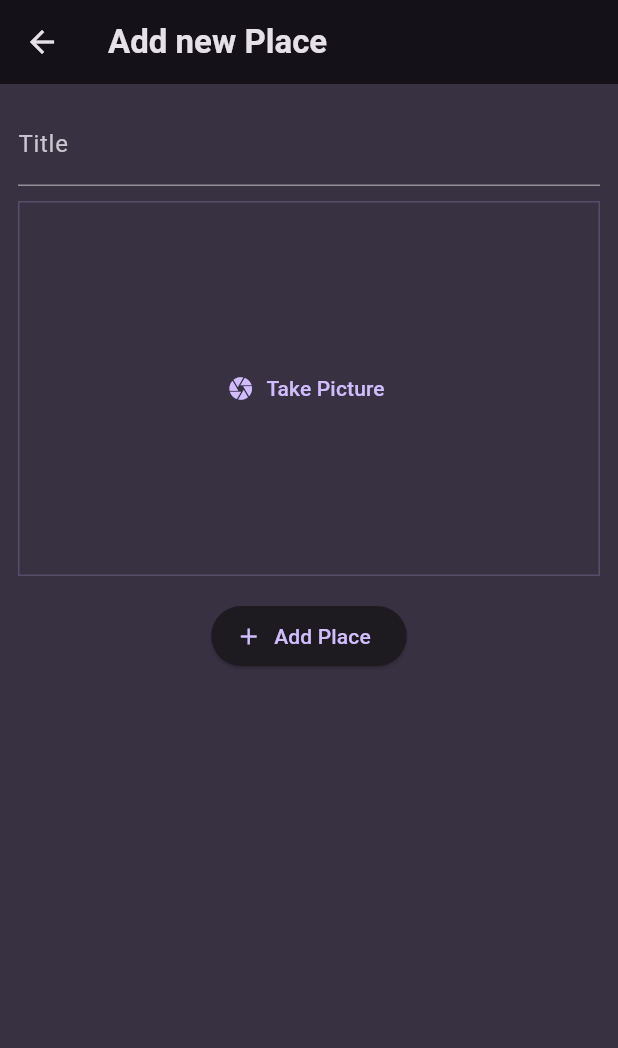
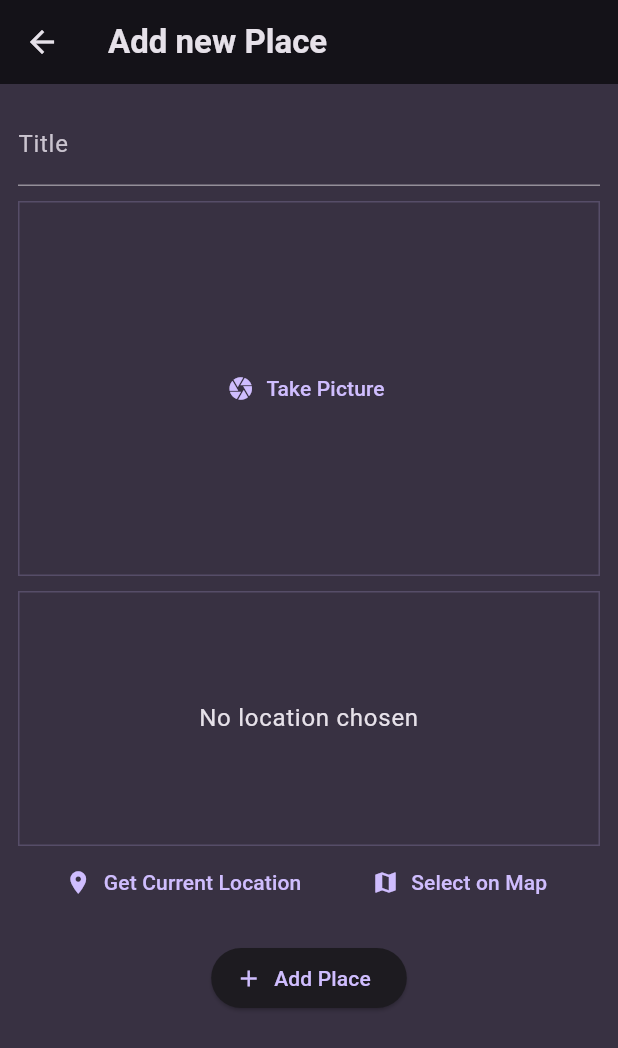
Before and after one commit to Junaidchohan/Favorite-Places-App-, a Flutter app: the screen it shows after launch, after a tap on the "add" icon, on a phone screen of 412 x 824 dp. Shown: the top 1048 px of the screen. Run offline on Flutter 3.47's test engine with Material 3 defaults, Android fonts, the phone set to English and light mode, and no system bars; our stand-ins replace flutter_riverpod, google_fonts, image_picker, location.

Commit message:
Updating place.dart model

```diff
--- a/lib/screens/add_places.dart
+++ b/lib/screens/add_places.dart
@@ -1,5 +1,6 @@
 import 'dart:io';
 
+import 'package:favorite_places/widgets/location_input.dart';
 import 'package:flutter_riverpod/flutter_riverpod.dart';
 import 'package:flutter/material.dart';
 
@@ -62,6 +63,8 @@ class _AddPlaceScreenState extends ConsumerState<AddPlaceScreen> {
                 _selectedImage = image;
               },
             ),
+            const SizedBox(height: 10),
+            LocationInput(),
             const SizedBox(height: 16),
             ElevatedButton.icon(
               onPressed: _savePlace,
--- a/lib/screens/places.dart
+++ b/lib/screens/places.dart
@@ -27,8 +27,11 @@ class PlacesScreen extends ConsumerWidget {
           ),
         ],
       ),
-      body: PlacesList(
-        places: userPlaces,
+      body: Padding(
+        padding: const EdgeInsets.all(8.0),
+        child: PlacesList(
+          places: userPlaces,
+        ),
       ),
     );
   }
--- a/lib/widgets/location_input.dart
+++ b/lib/widgets/location_input.dart
@@ -1,4 +1,5 @@
 import 'package:flutter/material.dart';
+import 'package:location/location.dart';
 
 class LocationInput extends StatefulWidget {
   const LocationInput({super.key});
```
Also changed, not shown: lib/screens/places_details.dart (+9 -7 lines).
